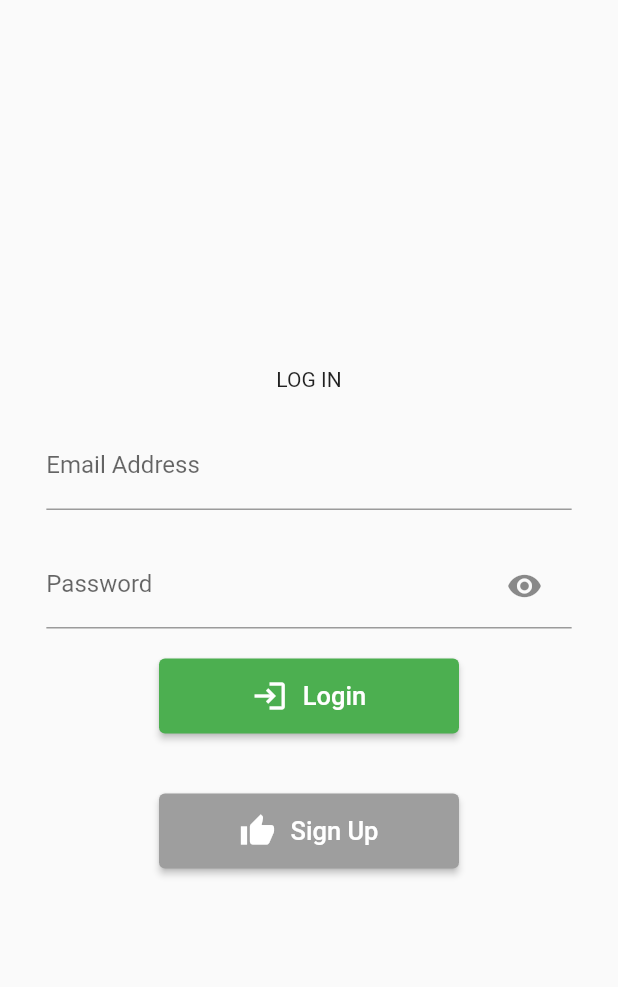
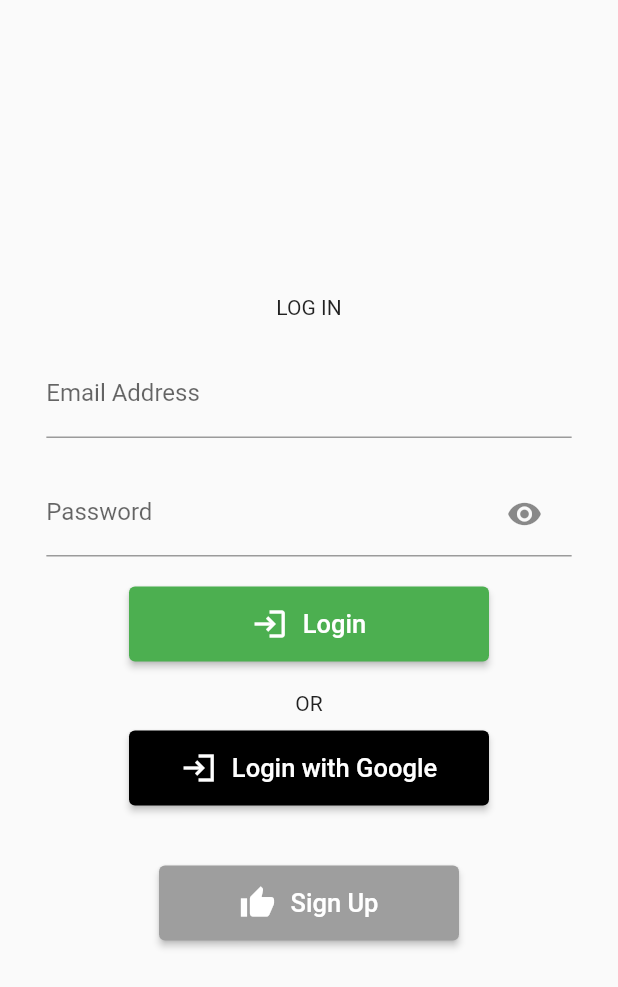
Before and after one commit to genocide1599/Flutter_Intro, a Flutter app: the screen it shows after launch, after a tap on "Login", on a phone screen of 412 x 824 dp. Shown: the top 987 px of the screen. Run offline on Flutter 3.47's test engine with Material 2 defaults, Android fonts, the phone set to English and light mode, and no system bars; drawn by our look-alikes of modal_progress_hud_nsn; our stand-ins replace firebase_auth, firebase_core, google_sign_in; accounts and stored records are empty; network calls fail.

Commit message:
ui update

```diff
--- a/lib/Pages/LoginPage.dart
+++ b/lib/Pages/LoginPage.dart
@@ -1,3 +1,4 @@
+import 'package:firebase_auth/firebase_auth.dart';
 import 'package:flutter/material.dart';
 import 'package:flutter_intro/Pages/DashboardPage.dart';
 import 'package:flutter_intro/Pages/SignupPage.dart';
@@ -63,11 +64,27 @@ class _LoginPageState extends State<LoginPage> {
                           text: "Login",
                           icon: Icons.login,
                           onPress: () {
-                            loginWithProvider();
+                            loginWithPasswordAuth();
                           },
                           height: 50,
-                          width: 200,
+                          width: 240,
                           color: Colors.green),
+                      const SizedBox(
+                        height: 20,
+                      ),
+                      const Text("OR"),
+                      const SizedBox(
+                        height: 10,
+                      ),
+                      PrimaryButton(
+                          text: "Login with Google",
+                          icon: Icons.login_sharp,
+                          onPress: () {
+                            //loginWithProvider();
+                          },
+                          height: 50,
+                          width: 240,
+                          color: Colors.black),
                       const SizedBox(
                         height: 40,
                       ),
@@ -116,4 +133,36 @@ class _LoginPageState extends State<LoginPage> {
       isLogIn = false;
     });
   }
+
+  void loginWithPasswordAuth() async {
+    try {
+      setState(() {
+        isLogIn = true;
+      });
+
+      try {
+        final credential =
+            await FirebaseAuth.instance.signInWithEmailAndPassword(
+          email: emailController.value.toString(),
+          password: passwordController.value.toString(),
+        );
+
+        // ignore: use_build_context_synchronously
+        Navigator.pushReplacementNamed(context, DashboardPage.routeName,
+            arguments: ScreenArguments(emailController.value));
+      } on FirebaseAuthException catch (e) {
+        if (e.code == 'user-not-found') {
+          print('No user found for that email.');
+        } else if (e.code == 'wrong-password') {
+          print('Wrong password provided for that user.');
+        }
+      }
+    } catch (e) {
+      const Text("Something went wrong");
+    }
+
+    setState(() {
+      isLogIn = false;
+    });
+  }
 }
```
